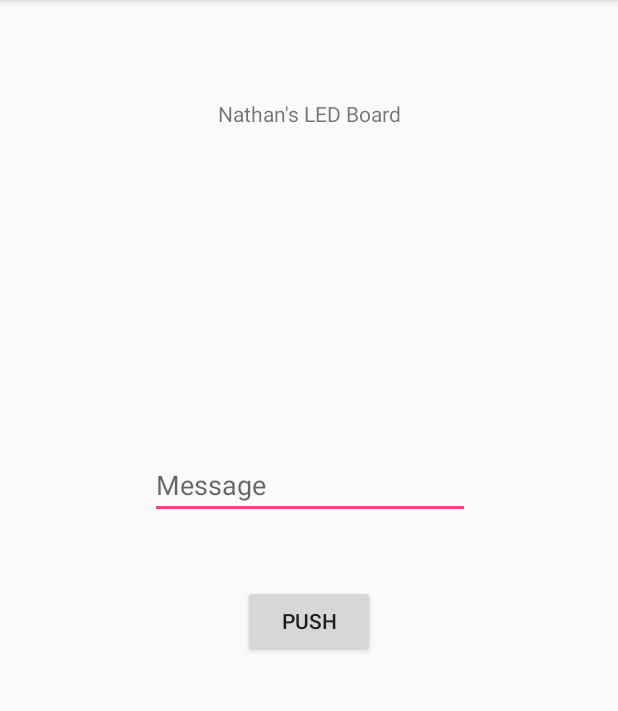
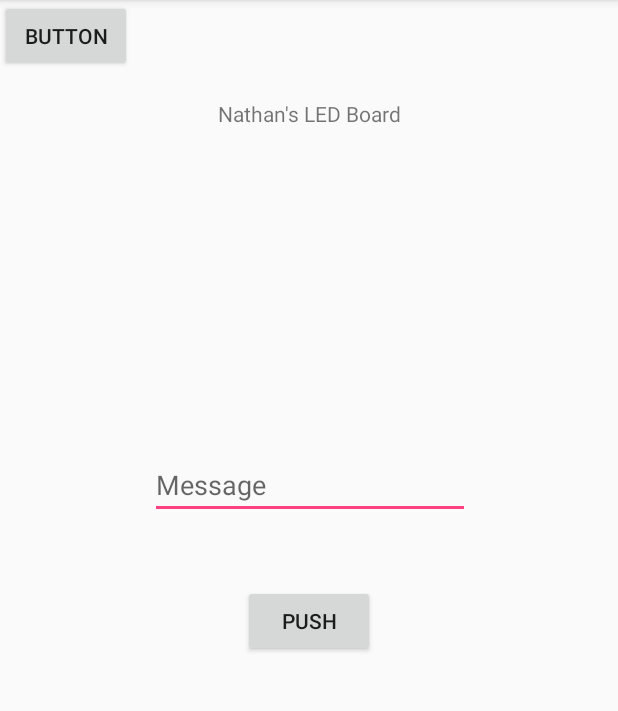
Before and after one commit to btlindow/RestfulSign, an Android app: the screen it shows after launch (MainActivity), on a phone screen of 412 x 824 dp, the part 84-795 px from its top. Run offline under Robolectric (Android 15) with nearby library versions, the phone set to English and light mode, and no system bars; our stand-ins replace Volley.

Commit message:
Added activity button, just for testing. testing commint within Android

```diff
--- a/app/src/main/AndroidManifest.xml
+++ b/app/src/main/AndroidManifest.xml
@@ -3,6 +3,7 @@
     package="com.example.blindow.nathansboard">
 
     <uses-permission android:name="android.permission.INTERNET" />
+
     <application
         android:allowBackup="true"
         android:icon="@mipmap/ic_launcher"
@@ -17,6 +18,7 @@
                 <category android:name="android.intent.category.LAUNCHER" />
             </intent-filter>
         </activity>
+        <activity android:name=".Splash_activity"></activity>
     </application>
 
 </manifest>
--- a/app/src/main/java/com/example/blindow/nathansboard/MainActivity.java
+++ b/app/src/main/java/com/example/blindow/nathansboard/MainActivity.java
@@ -1,5 +1,6 @@
 package com.example.blindow.nathansboard;
 
+import android.content.Intent;
 import android.support.v7.app.AppCompatActivity;
 import android.os.Bundle;
 import android.view.View;
@@ -27,6 +28,16 @@ public class MainActivity extends AppCompatActivity {
         Button pushBtn = findViewById(R.id.pushBtn);
         final EditText messageET = findViewById(R.id.messageET);
         final TextView ackTV = findViewById(R.id.ackTV);
+
+        Button switchbutton = findViewById(R.id.switch_activity);
+        switchbutton.setOnClickListener(new View.OnClickListener() {
+            @Override
+            public void onClick(View view) {
+                Intent intent = new Intent(getApplicationContext(), Splash_activity.class);
+                intent.putExtra("password","hello");
+                startActivity(intent);
+            }
+        });
 
         pushBtn.setOnClickListener(new View.OnClickListener() {
             @Override
--- a/app/src/main/res/layout/activity_main.xml
+++ b/app/src/main/res/layout/activity_main.xml
@@ -75,4 +75,12 @@
         app:layout_constraintStart_toStartOf="parent"
         app:layout_constraintTop_toTopOf="parent"
         app:layout_constraintVertical_bias="0.743" />
+
+    <Button
+        android:id="@+id/switch_activity"
+        android:layout_width="wrap_content"
+        android:layout_height="wrap_content"
+        android:text="Button"
+        tools:layout_editor_absoluteX="147dp"
+        tools:layout_editor_absoluteY="354dp" />
 </android.support.constraint.ConstraintLayout>
--- a/build.gradle
+++ b/build.gradle
@@ -7,7 +7,7 @@ buildscript {
         jcenter()
     }
     dependencies {
-        classpath 'com.android.tools.build:gradle:3.1.2'
+        classpath 'com.android.tools.build:gradle:3.1.3'
 
 
         // NOTE: Do not place your application dependencies here; they belong
```
Also changed, not shown: app/src/main/java/com/example/blindow/nathansboard/Splash_activity.java (added, +19 -0 lines), app/src/main/res/layout/activity_splash_activity.xml (added, +24 -0 lines).
